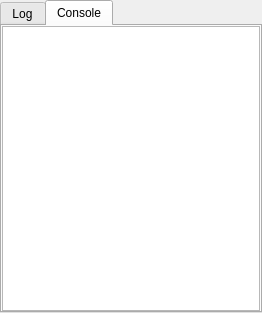
The window that src/blackgui/components/logcomponent.ui (swift-project/pilotclient) describes before a commit, drawn with Qt 5.
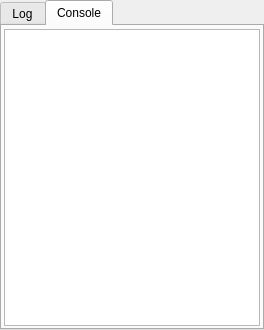
The same window after the commit. The open tabs and pages were chosen to show the change. Custom widgets are drawn as their Qt base class.

Patch:
```diff
--- a/src/blackgui/components/logcomponent.ui
+++ b/src/blackgui/components/logcomponent.ui
@@ -2,20 +2,6 @@
 <ui version="4.0">
  <class>CLogComponent</class>
  <widget class="QFrame" name="CLogComponent">
-  <property name="geometry">
-   <rect>
-    <x>0</x>
-    <y>0</y>
-    <width>262</width>
-    <height>313</height>
-   </rect>
-  </property>
-  <property name="minimumSize">
-   <size>
-    <width>0</width>
-    <height>0</height>
-   </size>
-  </property>
   <property name="windowTitle">
    <string>Frame</string>
   </property>
@@ -128,28 +114,22 @@
       </attribute>
       <layout class="QVBoxLayout" name="vl_StatusPageConsole">
        <property name="spacing">
-        <number>0</number>
+        <number>4</number>
        </property>
        <property name="leftMargin">
-        <number>0</number>
+        <number>2</number>
        </property>
        <property name="topMargin">
-        <number>0</number>
+        <number>3</number>
        </property>
        <property name="rightMargin">
-        <number>0</number>
+        <number>2</number>
        </property>
        <property name="bottomMargin">
-        <number>0</number>
+        <number>2</number>
        </property>
        <item>
         <widget class="BlackGui::Components::CConsoleTextEdit" name="tep_StatusPageConsole">
-         <property name="sizePolicy">
-          <sizepolicy hsizetype="Preferred" vsizetype="Expanding">
-           <horstretch>0</horstretch>
-           <verstretch>0</verstretch>
-          </sizepolicy>
-         </property>
          <property name="font">
           <font>
            <weight>75</weight>
```
Left out of the diff: 11 changed lines with no effect on the pictures.
